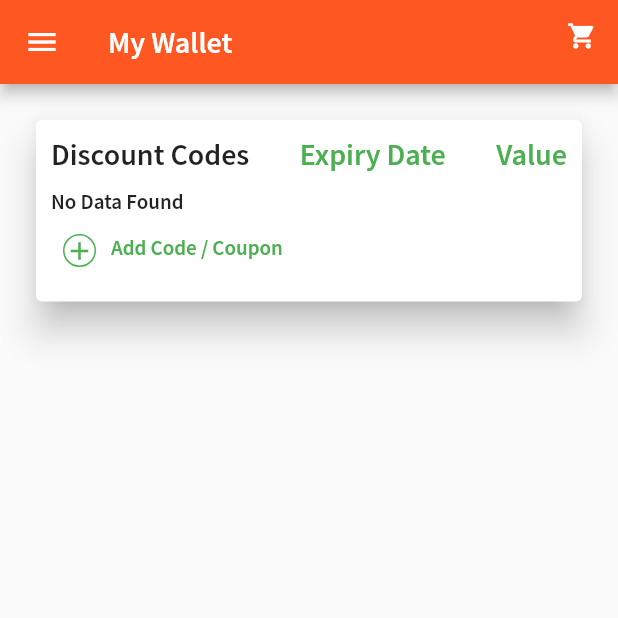
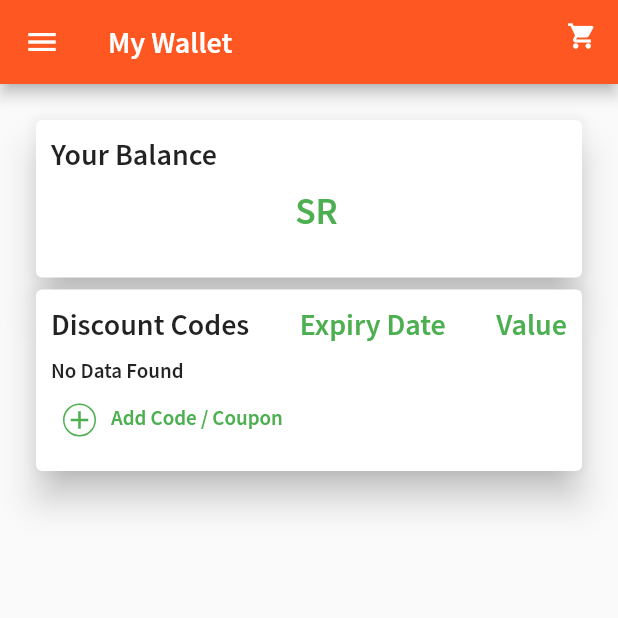
Before and after one commit to Nader15/gas_express, a Flutter app: the MyWallet screen opened directly, on a phone screen of 412 x 824 dp, the top half of it. Run offline on Flutter 3.47's test engine with Material 2 defaults, Android fonts, the phone set to English and light mode, and no system bars; our stand-ins replace carousel_slider, dio, flutter_svg, google_maps_flutter, image_picker, localize_and_translate and 3 more; missing offline and left inert: flutter_statusbarcolor, geocoder, xs_progress_hud; accounts and stored records are empty.

Commit message:
adding ballance

```diff
--- a/assets/langs/ar.json
+++ b/assets/langs/ar.json
@@ -62,6 +62,8 @@
   "Appointment": "الموعد",
   "Timeofreceipt": "وقت الاستلام",
   "DelivaryTime": "وقت التسليم",
+  "continueBuying": " متابعة عملية الشراء ",
+
   "pleaseSelectTime": "من فضلك اختر التوقيت ",
   "pleaseSelectDay": "من فضلك اختر اليوم ",
   "orders": "الطلبات",
--- a/assets/langs/en.json
+++ b/assets/langs/en.json
@@ -15,6 +15,7 @@
   "floorNo": "Floor No",
   "confirm": "Confirm",
   "promoCode": "Promo code",
+  "continueBuying": "Continue buying",
   "pleaseSelectDay": "Please select day",
 
   "TheProducts": "Products",
--- a/lib/ui/Cart/cart.dart
+++ b/lib/ui/Cart/cart.dart
@@ -435,7 +435,7 @@ bool FawreyCheck=false;
             SizedBox(
               height: 10,
             ),
-            Row(
+            promoCodeController.text.isEmpty?Container():    Row(
               crossAxisAlignment: CrossAxisAlignment.center,
               mainAxisAlignment: MainAxisAlignment.spaceBetween,
               children: [
--- /dev/null
+++ b/lib/ui/Wallet/BallanceModel.dart
@@ -0,0 +1,15 @@
+class BallanceModel {
+  dynamic balance;
+
+  BallanceModel({this.balance});
+
+  BallanceModel.fromJson(Map<String, dynamic> json) {
+    balance = json['balance'];
+  }
+
+  Map<String, dynamic> toJson() {
+    final Map<String, dynamic> data = new Map<String, dynamic>();
+    data['balance'] = this.balance;
+    return data;
+  }
+}
--- a/lib/ui/Wallet/my_wallet.dart
+++ b/lib/ui/Wallet/my_wallet.dart
@@ -1,5 +1,6 @@
 import 'package:flutter/material.dart';
 import 'package:gas_express/APiFunctions/Api.dart';
+import 'package:gas_express/ui/Wallet/BallanceModel.dart';
 import 'package:gas_express/ui/Wallet/PromoCodeModel.dart';
 import 'package:gas_express/utils/bottomSheet.dart';
 import 'package:gas_express/utils/colors_file.dart';
@@ -20,7 +21,7 @@ class _MyWalletState extends State<MyWallet> {
   List<PromoCodeItem> promoCodeList=List();
   final GlobalKey<ScaffoldState> _scaffoldKey = GlobalKey<ScaffoldState>();
   TextEditingController promoCodeController = TextEditingController();
-
+  BallanceModel ballanceModel;
 
   @override
   void initState() {
@@ -47,6 +48,20 @@ class _MyWalletState extends State<MyWallet> {
 
 
           });
+        });
+        gettingBallance();
+      });
+    });
+  }
+  gettingBallance() {
+    setState(() {
+
+      Api(context, _scaffoldKey)
+          .getBallanceApi()
+          .then((value) {
+setState(() {
+  ballanceModel = value;
+
 });
       });
     });
@@ -109,6 +124,10 @@ else {
       Navigator.of(context).pop();
       gettingData();
     }
+    else {
+      Navigator.of(context).pop();
+
+    }
   });
 }
             },
@@ -131,84 +150,84 @@ else {
                 child: SingleChildScrollView(
                   child: Column(
                     children: [
-                      // Card(
-                      //   elevation: 10,
-                      //   child: Padding(
-                      //     padding: const EdgeInsets.all(10.0),
-                      //     child: Column(
+                      Card(
+                        elevation: 10,
+                        child: Padding(
+                          padding: const EdgeInsets.all(10.0),
+                          child: Column(
+                            crossAxisAlignment: CrossAxisAlignment.start,
+                            children: [
+                              Text(
+                                getTranslated(context, "YourBalance"),
+                                style: TextStyle(
+                                    fontSize: 20, fontWeight: FontWeight.w100),
+                              ),
+                              SizedBox(
+                                width: 10,
+                              ),
+                              Center(
+                                child: Row(
+                                  crossAxisAlignment: CrossAxisAlignment.center,
+                                  mainAxisAlignment: MainAxisAlignment.center,
+                                  children: [
+                                    Text(
+                                      ballanceModel==null?"":   "${ballanceModel.balance??""}",
+                                      style: TextStyle(
+                                          fontSize: 40,
+                                          color: greenAppColor,
+                                          fontWeight: FontWeight.w100),
+                                    ),
+                                    SizedBox(
+                                      width: 10,
+                                    ),
+                                    Text(
+                                      getTranslated(context, "SR"),
+                                      style: TextStyle(
+                                          fontSize: 25,
+                                          color: greenAppColor,
+                                          fontWeight: FontWeight.w100),
+                                    ),
+                                  ],
+                                ),
+                              ),
+                              SizedBox(
+                                height: 10,
+                              ),
+                              // FlatButton(
+                              //     onPressed: () {},
+                              //     child: Row(
                               //       crossAxisAlignment: CrossAxisAlignment.start,
+                              //       mainAxisAlignment: MainAxisAlignment.start,
                               //       children: [
-                      //         Text(
-                      //           getTranslated(context, "YourBalance"),
-                      //           style: TextStyle(
-                      //               fontSize: 20, fontWeight: FontWeight.w100),
+                              //         Container(
+                              //           height: 22,
+                              //           width: 22,
+                              //           alignment: Alignment.center,
+                              //           decoration: BoxDecoration(
+                              //               shape: BoxShape.circle,
+                              //               border:
+                              //                   Border.all(color: greenAppColor)),
+                              //           child: Icon(
+                              //             Icons.add,
+                              //             color: greenAppColor,
+                              //             size: 20,
+                              //           ),
                               //         ),
                               //         SizedBox(
                               //           width: 10,
                               //         ),
-                      //         Center(
-                      //           child: Row(
-                      //             crossAxisAlignment: CrossAxisAlignment.center,
-                      //             mainAxisAlignment: MainAxisAlignment.center,
-                      //             children: [
-                      //               Text(
-                      //                 "30",
-                      //                 style: TextStyle(
-                      //                     fontSize: 40,
-                      //                     color: greenAppColor,
-                      //                     fontWeight: FontWeight.w100),
-                      //               ),
-                      //               SizedBox(
-                      //                 width: 10,
-                      //               ),
-                      //               Text(
-                      //                 getTranslated(context, "SR"),
-                      //                 style: TextStyle(
-                      //                     fontSize: 25,
-                      //                     color: greenAppColor,
-                      //                     fontWeight: FontWeight.w100),
-                      //               ),
-                      //             ],
-                      //           ),
+                              //         Text(
+                              //           getTranslated(context, "AddCredit"),
+                              //           style: TextStyle(
+                              //               color: greenAppColor,
+                              //               fontWeight: FontWeight.w100),
                               //         ),
-                      //         SizedBox(
-                      //           height: 10,
-                      //         ),
-                      //         FlatButton(
-                      //             onPressed: () {},
-                      //             child: Row(
-                      //               crossAxisAlignment: CrossAxisAlignment.start,
-                      //               mainAxisAlignment: MainAxisAlignment.start,
-                      //               children: [
-                      //                 Container(
-                      //                   height: 22,
-                      //                   width: 22,
-                      //                   alignment: Alignment.center,
-                      //                   decoration: BoxDecoration(
-                      //                       shape: BoxShape.circle,
-                      //                       border:
-                      //                           Border.all(color: greenAppColor)),
-                      //                   child: Icon(
-                      //                     Icons.add,
-                      //                     color: greenAppColor,
-                      //                     size: 20,
-                      //                   ),
-                      //                 ),
-                      //                 SizedBox(
-                      //                   width: 10,
-                      //                 ),
-                      //                 Text(
-                      //                   getTranslated(context, "AddCredit"),
-                      //                   style: TextStyle(
-                      //                       color: greenAppColor,
-                      //                       fontWeight: FontWeight.w100),
-                      //                 ),
-                      //               ],
-                      //             )),
                               //       ],
-                      //     ),
-                      //   ),
-                      // ),
+                              //     )),
+                            ],
+                          ),
+                        ),
+                      ),
                       Card(
                         elevation: 10,
                         child: Padding(
@@ -256,7 +275,8 @@ else {
                                           color: greenAppColor, fontSize: 20),
                                     ),
                                     Text(
-                                      "${promoCodeList[index].expiryDate.split("T")[0]}",
+                                    promoCodeList[index].expiryDate==null?"----":  promoCodeList[index].expiryDate.split("T")[0],
+                                      // "${promoCodeList[index].expiryDate.split("T")[0]}",
                                       style: TextStyle(
                                           color: greenAppColor, fontSize: 20),
                                     ),
```
Also changed, not shown: lib/APiFunctions/Api.dart (+53 -9 lines), lib/ui/HomeScreens/new_products.dart (+24 -22 lines), lib/ui/HomeScreens/products.dart (+5 -24 lines), lib/ui/HomeScreens/recharge.dart (+41 -24 lines), lib/utils/static_ui.dart (+36 -0 lines). Lines whose indentation alone changed are shown as unchanged.
